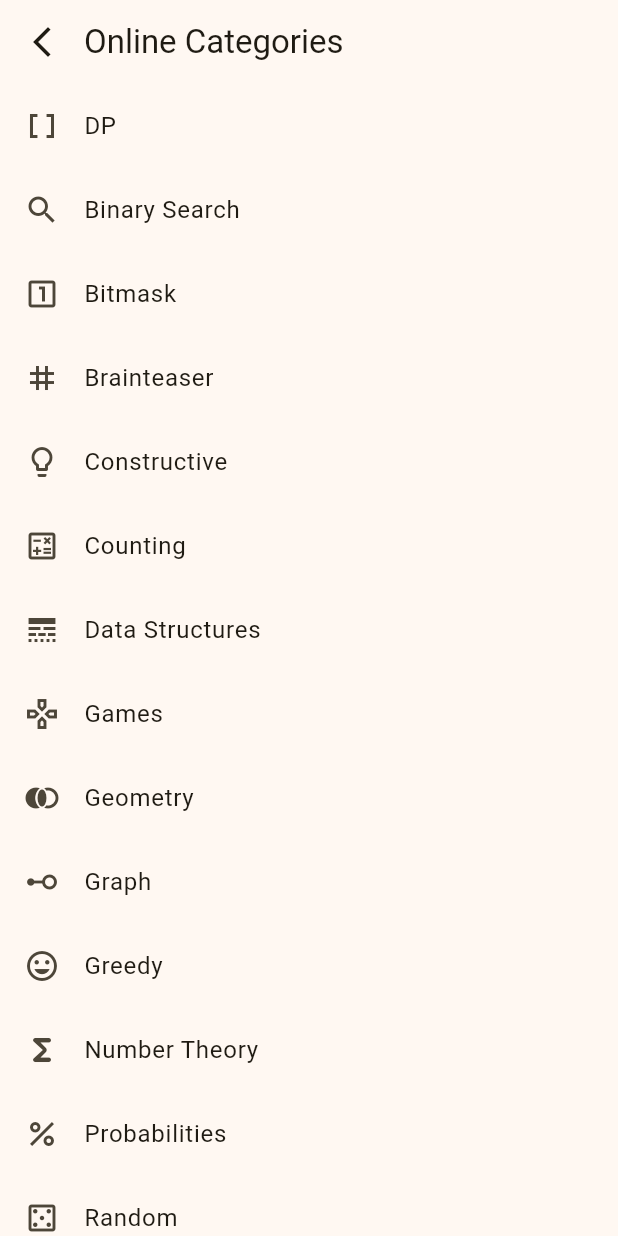
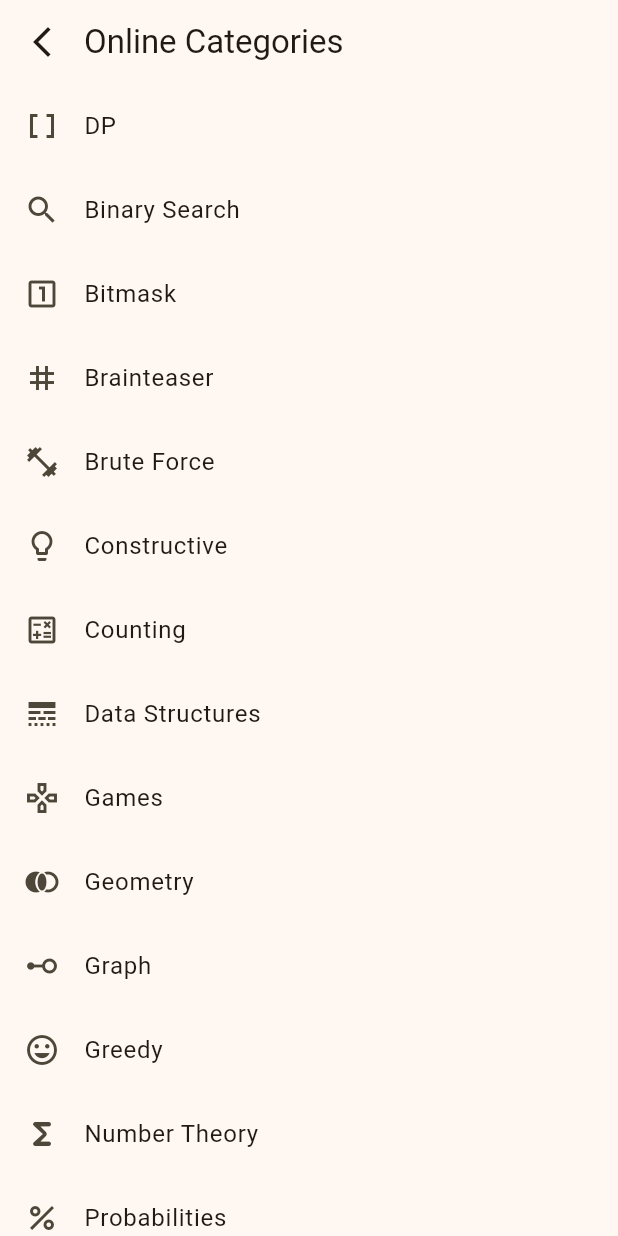
Before and after one commit to YuiHrsw/CF-Partner, a Flutter app: the OnlineCategories screen opened directly, on a phone screen of 412 x 824 dp. Run offline on Flutter 3.47's test engine with Material 3 defaults, Android fonts, the phone set to English and light mode, and no system bars; our stand-ins replace cookie_jar, dio, dio_cookie_manager, file_picker, flutter_highlight; missing offline and left inert: code_text_field, highlight, process_run; network calls fail; statements that could not run were skipped.

Commit message:
add missing category & bug fix

```diff
--- a/lib/pages/list_detail.dart
+++ b/lib/pages/list_detail.dart
@@ -859,6 +859,9 @@ class ListDetailState extends State<ListDetail> {
                                 border: OutlineInputBorder(),
                               ),
                               onSubmitted: (value) {
+                                if (value == '') {
+                                  return;
+                                }
                                 LibraryHelper.renameProblem(
                                   widget.listItem,
                                   index,
@@ -877,6 +880,9 @@ class ListDetailState extends State<ListDetail> {
                               ),
                               TextButton(
                                 onPressed: () {
+                                  if (_editingController.text == '') {
+                                    return;
+                                  }
                                   LibraryHelper.renameProblem(
                                     widget.listItem,
                                     index,
--- a/lib/pages/toolbox/online_categories.dart
+++ b/lib/pages/toolbox/online_categories.dart
@@ -39,6 +39,11 @@ class OnlineCategoriesState extends State<OnlineCategories> {
       icon: Icons.tag,
       title: 'Brainteaser',
       url: '$_baseUrl/brain_teaser.md',
+    ),
+    OnlineList(
+      icon: Icons.fitness_center,
+      title: 'Brute Force',
+      url: '$_baseUrl/brute_force.md',
     ),
     OnlineList(
       icon: Icons.lightbulb_outline,
```
Also changed, not shown: lib/pages/exercises.dart (+12 -0 lines).
